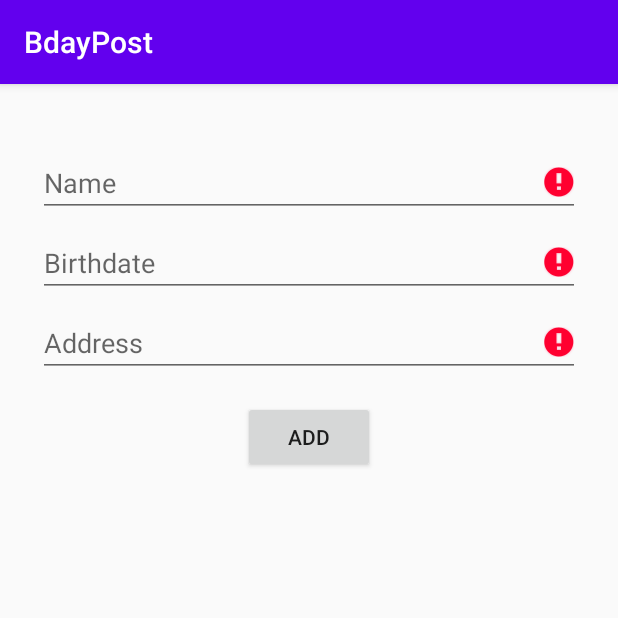
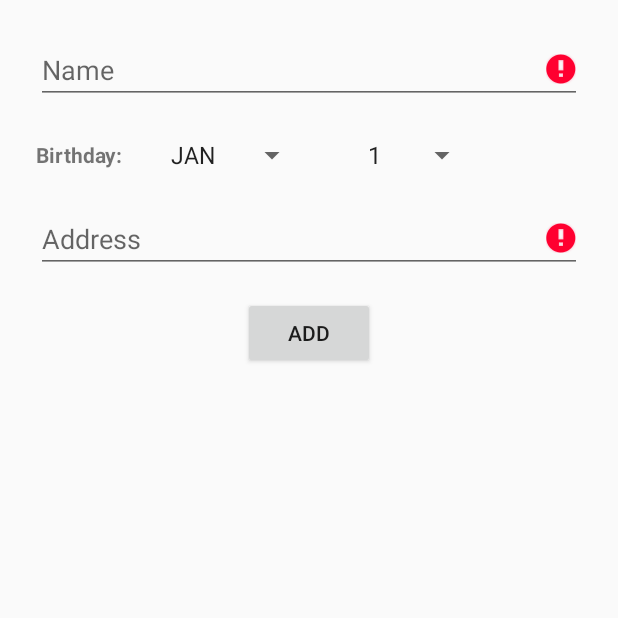
Before and after one commit to chan-kelv/BdayPost, an Android app: the AddBirthdayFragment screen opened through its navigation route, after a tap on "ADD", on a phone screen of 412 x 824 dp, the top half of it. Run offline under Robolectric (Android 15) with nearby library versions, the phone set to English and light mode, and no system bars; our stand-ins replace Firebase (no records; nobody signed in at launch, a user with empty details on screens opened directly), Timber.

Commit message:
adding bday works and ui is updated. Needs clean up and comments

```diff
--- a/app/src/main/java/com/kelvin/bdaypost/birthday/add/AddBirthdayFragment.kt
+++ b/app/src/main/java/com/kelvin/bdaypost/birthday/add/AddBirthdayFragment.kt
@@ -4,11 +4,16 @@ import android.os.Bundle
 import android.view.LayoutInflater
 import android.view.View
 import android.view.ViewGroup
+import android.widget.AdapterView
+import android.widget.ArrayAdapter
 import androidx.fragment.app.Fragment
 import androidx.lifecycle.Observer
 import androidx.lifecycle.ViewModelProvider
 import com.kelvin.bdaypost.BuildConfig
+import com.kelvin.bdaypost.data.model.Birthday
+import com.kelvin.bdaypost.data.model.Month
 import com.kelvin.bdaypost.databinding.FragmentAddBirthdayBinding
+import timber.log.Timber
 
 /**
  * A simple [Fragment] subclass.
@@ -29,7 +34,48 @@ class AddBirthdayFragment : Fragment() {
     ): View? {
         _addBdayBinding = FragmentAddBirthdayBinding.inflate(inflater, container, false)
         val view = addBdayBinding.root
+
+        context?.let {
+            addBdayBinding.spinAddBdayMonth.adapter =
+                ArrayAdapter(it, android.R.layout.simple_spinner_item, Month.monthList)
+
+            addBdayBinding.spinAddBdayMonth.onItemSelectedListener = object: AdapterView.OnItemSelectedListener {
+                override fun onNothingSelected(parent: AdapterView<*>?) {
+                    Timber.d("Nothing selected")
+                }
+
+                override fun onItemSelected(
+                    parent: AdapterView<*>?,
+                    view: View?,
+                    position: Int,
+                    id: Long
+                ) {
+                    changeBdayDateRange(Month.monthList[position])
+                }
+
+            }
+        }
+
         return view
+    }
+
+    private fun changeBdayDateRange(monthCode: String) {
+        val dayList =
+            when {
+                Month.has31Days(monthCode) -> {
+                    (1..31).toList()
+                }
+                monthCode == "FEB" -> {
+                    (1..29).toList()
+                }
+                else -> {
+                    (1..30).toList()
+                }
+            }
+        context?.let {
+            addBdayBinding.spinAddBdayDate.adapter =
+                ArrayAdapter(it, android.R.layout.simple_spinner_item, dayList)
+        }
     }
 
     override fun onViewCreated(view: View, savedInstanceState: Bundle?) {
@@ -58,8 +104,6 @@ class AddBirthdayFragment : Fragment() {
         contactState?.let {
             contactState.nameError?.let {
                 addBdayBinding.inputAddBdayContactName.error = this.getString(it) }
-            contactState.dateError?.let {
-                addBdayBinding.inputAddBdayContactDate.error = this.getString(it) }
             contactState.addrError?.let {
                 addBdayBinding.inputAddBdayContactAddr.error = this.getString(it) }
         }
@@ -67,11 +111,13 @@ class AddBirthdayFragment : Fragment() {
 
     private fun saveBday() {
         val name = addBdayBinding.inputAddBdayContactName.text.toString()
-        val birthdate = addBdayBinding.inputAddBdayContactDate.text.toString()
         val addr = addBdayBinding.inputAddBdayContactAddr.text.toString()
         addBdayVM?.let { vm ->
-            if (vm.validateContactFormState(name, birthdate, addr)) {
-                vm.addContactBirthday(name, birthdate, addr)
+            if (vm.validateContactFormState(name, addr)) {
+                val bdayMonth = addBdayBinding.spinAddBdayMonth.selectedItem.toString()
+                val bdayDate = addBdayBinding.spinAddBdayDate.selectedItem.toString()
+                val birthday = Birthday.generateBirthday(bdayMonth, bdayDate)
+                vm.addContactBirthday(name, birthday, addr)
             }
         }
     }
--- a/app/src/main/java/com/kelvin/bdaypost/birthday/add/AddBirthdayViewModel.kt
+++ b/app/src/main/java/com/kelvin/bdaypost/birthday/add/AddBirthdayViewModel.kt
@@ -3,6 +3,7 @@ package com.kelvin.bdaypost.birthday.add
 import androidx.lifecycle.*
 import com.kelvin.bdaypost.R
 import com.kelvin.bdaypost.data.contactData.ContactRepository
+import com.kelvin.bdaypost.data.model.Birthday
 import kotlinx.coroutines.launch
 
 class AddBirthdayViewModel(private val contactRepo: ContactRepository): ViewModel() {
@@ -12,33 +13,29 @@ class AddBirthdayViewModel(private val contactRepo: ContactRepository): ViewMode
     /**
      * TODO needs to actually validate proper data after fb db set up
      */
-    fun validateContactFormState(name: String, birthdate: String, address: String): Boolean {
+    fun validateContactFormState(name: String, address: String): Boolean {
         val nameError = if (name.isBlank()) { R.string.addBday_contactName_error } else null
-        val dateError = if (birthdate.isBlank()) { R.string.addBday_contactDate_error } else null
         val addrError = if (address.isBlank()) { R.string.addBday_contactAddr_error} else null
         val currContactState = ContactFormState(
             nameError,
-            dateError,
             addrError,
-            nameError == null && dateError == null && addrError == null
+            nameError == null && addrError == null
         )
         _validContactForm.value = currContactState
         return currContactState.isValidForm
     }
 
-    fun addContactBirthday(name: String, birthday: String, address: String) {
+    fun addContactBirthday(name: String, birthday: Birthday, address: String) {
         viewModelScope.launch {
             val contactId = contactRepo.addNewContactInfo(name, address)
             if (!contactId.isNullOrBlank()) {
-                val birthDateSplit = birthday.split("/") // HACK: will replace with data model after tests
-                contactRepo.addContactBirthday(contactId, birthDateSplit[0], birthDateSplit[1])
+                contactRepo.addContactBirthday(contactId, birthday.month, birthday.date)
             }
         }
     }
 
     data class ContactFormState (
         val nameError: Int? = null,
-        val dateError: Int? = null,
         val addrError: Int? = null,
         val isValidForm: Boolean = false
     )
--- a/app/src/main/java/com/kelvin/bdaypost/data/contactData/ContactRepository.kt
+++ b/app/src/main/java/com/kelvin/bdaypost/data/contactData/ContactRepository.kt
@@ -21,8 +21,8 @@ class ContactRepository private constructor(
         }
     }
 
-    suspend fun addContactBirthday(contactId: String, birthMonth: String, birthDate: String): Boolean {
-        val birthDateOfYear = DateUtil.getDayOfYear(birthMonth.toInt(), birthDate.toInt())
+    suspend fun addContactBirthday(contactId: String, birthMonth: Int, birthDate: Int): Boolean {
+        val birthDateOfYear = DateUtil.getDayOfYear(birthMonth, birthDate)
         val successTask = contactNetwork.recordContactBirthday(contactId, birthDateOfYear)
         return successTask is Result.Success
     }
--- /dev/null
+++ b/app/src/main/java/com/kelvin/bdaypost/data/model/Month.kt
@@ -0,0 +1,29 @@
+package com.kelvin.bdaypost.data.model
+
+object Month {
+    val monthList = listOf(
+        "JAN",
+        "FEB",
+        "MAR",
+        "APR",
+        "MAY",
+        "JUN",
+        "JUL",
+        "AUG",
+        "SEP",
+        "OCT",
+        "NOV",
+        "DEC"
+    )
+
+    fun has31Days(month: String): Boolean {
+        return (
+                month == "JAN" ||
+                month == "MAR" ||
+                month == "MAY" ||
+                month == "JUL" ||
+                month == "AUG" ||
+                month == "OCT" ||
+                month == "DEC")
+    }
+}
--- a/app/src/main/res/layout/activity_birthday_main.xml
+++ b/app/src/main/res/layout/activity_birthday_main.xml
@@ -10,8 +10,8 @@
     <fragment
         android:id="@+id/navFrag_bday_container"
         android:name="androidx.navigation.fragment.NavHostFragment"
-        android:layout_width="409dp"
-        android:layout_height="729dp"
+        android:layout_width="0dp"
+        android:layout_height="0dp"
         app:defaultNavHost="true"
         app:layout_constraintBottom_toBottomOf="parent"
         app:layout_constraintEnd_toEndOf="parent"
--- a/app/src/main/res/layout/fragment_add_birthday.xml
+++ b/app/src/main/res/layout/fragment_add_birthday.xml
@@ -26,13 +26,13 @@
         android:id="@+id/input_addBday_contactAddr"
         android:layout_width="0dp"
         android:layout_height="wrap_content"
-        android:layout_marginTop="8dp"
+        android:layout_marginTop="24dp"
         android:ems="10"
         android:hint="Address"
         android:inputType="textPostalAddress"
         app:layout_constraintEnd_toEndOf="@+id/input_addBday_contactName"
         app:layout_constraintStart_toStartOf="@+id/input_addBday_contactName"
-        app:layout_constraintTop_toBottomOf="@+id/input_addBday_contactDate" />
+        app:layout_constraintTop_toBottomOf="@+id/label_addBday_bdayLabel" />
 
     <Button
         android:id="@+id/btn_addBday_addContact"
@@ -44,16 +44,34 @@
         app:layout_constraintStart_toStartOf="parent"
         app:layout_constraintTop_toBottomOf="@+id/input_addBday_contactAddr" />
 
-    <EditText
-        android:id="@+id/input_addBday_contactDate"
-        android:layout_width="0dp"
+    <androidx.appcompat.widget.AppCompatSpinner
+        android:id="@+id/spin_addBday_month"
+        android:layout_width="wrap_content"
         android:layout_height="wrap_content"
-        android:layout_marginTop="8dp"
-        android:ems="10"
+        android:layout_marginStart="24dp"
+        android:ems="3"
         android:inputType="date"
-        android:hint="Birthdate"
-        app:layout_constraintEnd_toEndOf="@+id/input_addBday_contactName"
+        app:layout_constraintBottom_toBottomOf="@+id/label_addBday_bdayLabel"
+        app:layout_constraintStart_toEndOf="@+id/label_addBday_bdayLabel"
+        app:layout_constraintTop_toTopOf="@+id/label_addBday_bdayLabel" />
+
+    <TextView
+        android:id="@+id/label_addBday_bdayLabel"
+        android:layout_width="wrap_content"
+        android:layout_height="wrap_content"
+        android:layout_marginTop="24dp"
+        android:text="@string/addBday_bday_label"
+        android:textStyle="bold"
         app:layout_constraintStart_toStartOf="@+id/input_addBday_contactName"
         app:layout_constraintTop_toBottomOf="@+id/input_addBday_contactName" />
 
+    <Spinner
+        android:id="@+id/spin_addBday_date"
+        android:layout_width="wrap_content"
+        android:layout_height="wrap_content"
+        android:layout_marginStart="32dp"
+        app:layout_constraintBottom_toBottomOf="@+id/spin_addBday_month"
+        app:layout_constraintStart_toEndOf="@+id/spin_addBday_month"
+        app:layout_constraintTop_toTopOf="@+id/spin_addBday_month" />
+
 </androidx.constraintlayout.widget.ConstraintLayout>
--- a/app/src/main/res/layout/fragment_bday_main.xml
+++ b/app/src/main/res/layout/fragment_bday_main.xml
@@ -9,7 +9,7 @@
     <TextView
         android:id="@+id/text_today"
         android:layout_width="wrap_content"
-        android:layout_height="wrap_content"
+        android:layout_height="0dp"
         android:layout_marginTop="32dp"
         android:text="Today is:"
         app:layout_constraintEnd_toStartOf="@+id/text_currentDate"
--- a/app/src/main/res/values/strings.xml
+++ b/app/src/main/res/values/strings.xml
@@ -16,6 +16,9 @@
     <string name="addBday_contactName_error">Please enter a name</string>
     <string name="addBday_contactDate_error">Please enter a bday</string>
     <string name="addBday_contactAddr_error">Please enter a mailing address</string>
+    <string name="addBday_bday_label">Birthday:</string>
+    <string name="addBday_bday_month">month</string>
+    <string name="addBday_bday_date">date</string>
     <!-- TODO: Remove or change this placeholder text -->
     <string name="hello_blank_fragment">Hello blank fragment</string>
     <string name="landing_searchFriend">Search Friend</string>
--- a/app/src/main/res/values/styles.xml
+++ b/app/src/main/res/values/styles.xml
@@ -1,6 +1,6 @@
 <resources>
     <!-- Base application theme. -->
-    <style name="AppTheme" parent="Theme.AppCompat.Light.DarkActionBar">
+    <style name="AppTheme" parent="Theme.AppCompat.Light.NoActionBar">
         <!-- Customize your theme here. -->
         <item name="colorPrimary">@color/colorPrimary</item>
         <item name="colorPrimaryDark">@color/colorPrimaryDark</item>
```
Also changed, not shown: app/src/main/java/com/kelvin/bdaypost/data/contactData/ContactNetwork.kt (+4 -4 lines), app/src/main/java/com/kelvin/bdaypost/data/model/Birthday.kt (added, +11 -0 lines).
